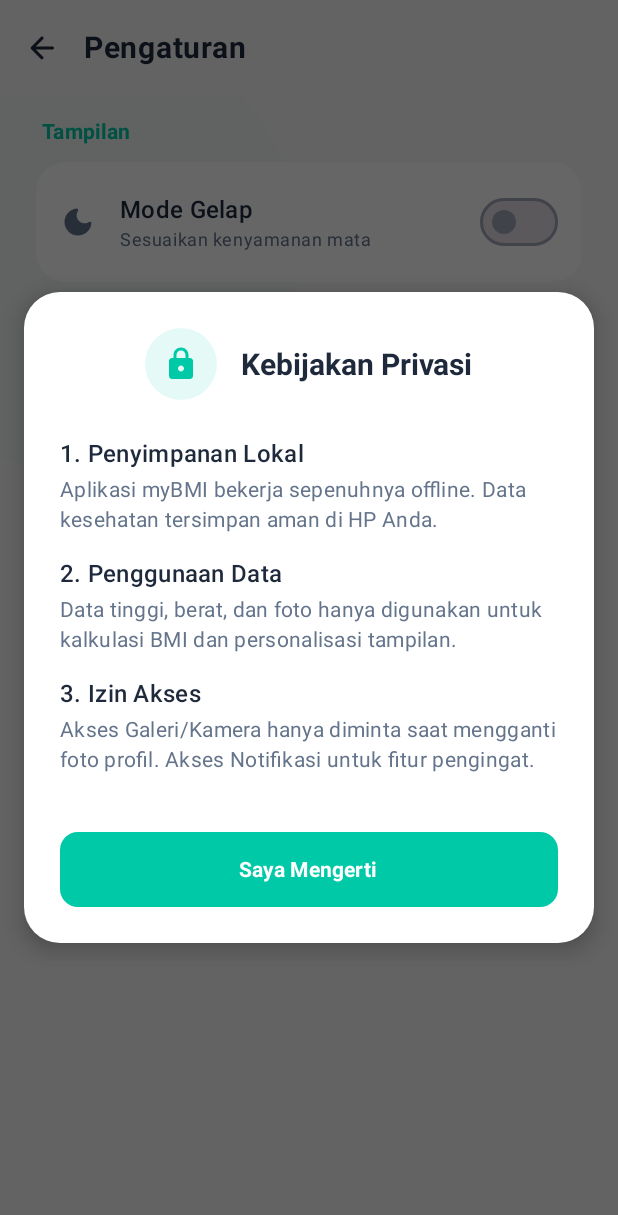
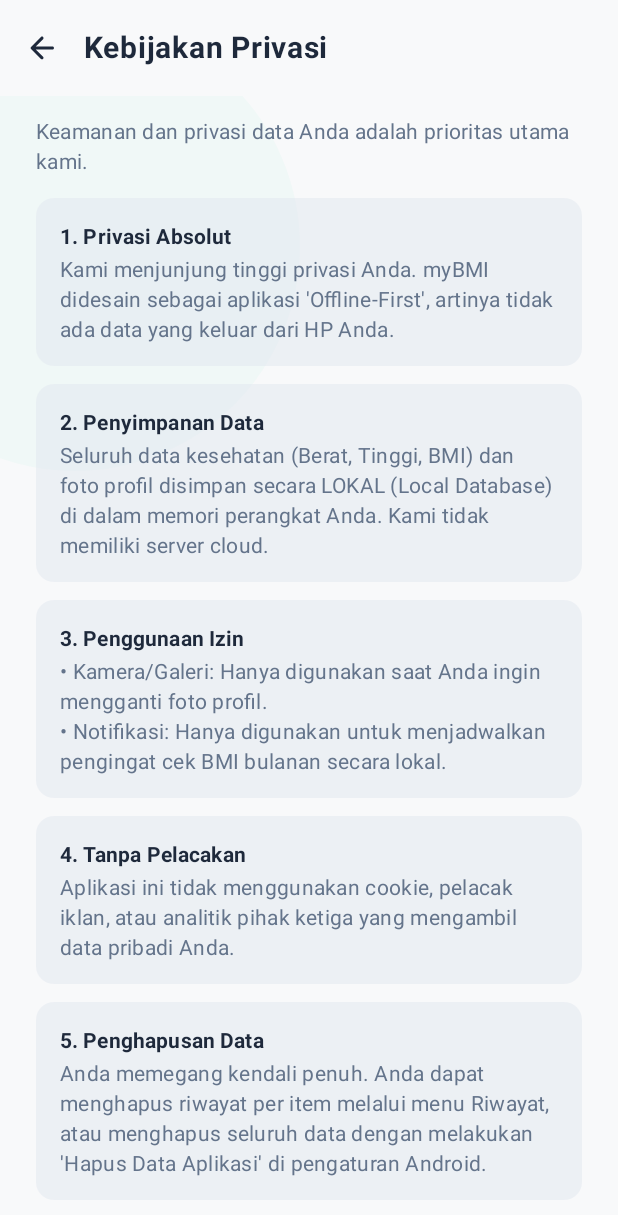
Before and after one commit to adlmii/myBMI, an Android app built with Jetpack Compose: the SettingsScreen screen opened through its navigation route, after a tap on "Kebijakan Privasi", on a phone screen of 412 x 824 dp. Shown: the top 1215 px of the screen. Run offline under Robolectric (Android 15) with nearby library versions, the phone set to English and light mode, and no system bars; our stand-ins replace Room's generated code.

Commit message:
Update: Kebijakan Privasi

```diff
--- a/app/src/main/java/af/mobile/mybmi/MainActivity.kt
+++ b/app/src/main/java/af/mobile/mybmi/MainActivity.kt
@@ -45,6 +45,7 @@ import af.mobile.mybmi.database.MyBMIDatabase
 import af.mobile.mybmi.database.UserRepository
 import af.mobile.mybmi.database.BadgeDao // Import BadgeDao
 import af.mobile.mybmi.database.BMIDao   // Import BMIDao
+import af.mobile.mybmi.screens.settings.PrivacyPolicyScreen
 import af.mobile.mybmi.theme.*
 import af.mobile.mybmi.viewmodel.*
 
@@ -235,8 +236,16 @@ fun MyBMIApp(
             composable(Screen.Settings.route) {
                 SettingsScreen(
                     onNavigateBack = { navController.popBackStack() },
+                    onNavigateToPrivacy = { navController.navigate(Screen.PrivacyPolicy.route) }, // <-- Tambah ini
                     themeViewModel = themeViewModel,
-                    reminderViewModel = reminderViewModel // Shared Instance
+                    reminderViewModel = reminderViewModel
+                )
+            }
+
+            // SCREEN: PRIVACY POLICY
+            composable(Screen.PrivacyPolicy.route) {
+                PrivacyPolicyScreen(
+                    onNavigateBack = { navController.popBackStack() }
                 )
             }
         }
@@ -319,4 +328,5 @@ sealed class Screen(val route: String) {
     object Profile : Screen("profile")
     object EditProfile : Screen("edit_profile")
     object Settings : Screen("settings")
+    object PrivacyPolicy : Screen("privacy_policy")
 }
--- /dev/null
+++ b/app/src/main/java/af/mobile/mybmi/screens/settings/PrivacyPolicyScreen.kt
@@ -0,0 +1,95 @@
+package af.mobile.mybmi.screens.settings
+
+import af.mobile.mybmi.components.StandardScreenLayout
+import androidx.compose.foundation.layout.*
+import androidx.compose.foundation.rememberScrollState
+import androidx.compose.foundation.shape.RoundedCornerShape
+import androidx.compose.foundation.verticalScroll
+import androidx.compose.material3.*
+import androidx.compose.runtime.Composable
+import androidx.compose.ui.Modifier
+import androidx.compose.ui.text.font.FontWeight
+import androidx.compose.ui.unit.dp
+import androidx.compose.ui.unit.sp
+
+@Composable
+fun PrivacyPolicyScreen(
+    onNavigateBack: () -> Unit
+) {
+    StandardScreenLayout(
+        title = "Kebijakan Privasi",
+        onBack = onNavigateBack
+    ) {
+        Column(
+            modifier = Modifier
+                .fillMaxSize()
+                .verticalScroll(rememberScrollState())
+        ) {
+            // Intro kecil (Opsional)
+            Text(
+                text = "Keamanan dan privasi data Anda adalah prioritas utama kami.",
+                style = MaterialTheme.typography.bodyMedium,
+                color = MaterialTheme.colorScheme.onSurfaceVariant,
+                modifier = Modifier.padding(bottom = 16.dp)
+            )
+
+            PrivacySectionItem(
+                title = "1. Privasi Absolut",
+                content = "Kami menjunjung tinggi privasi Anda. myBMI didesain sebagai aplikasi 'Offline-First', artinya tidak ada data yang keluar dari HP Anda."
+            )
+
+            PrivacySectionItem(
+                title = "2. Penyimpanan Data",
+                content = "Seluruh data kesehatan (Berat, Tinggi, BMI) dan foto profil disimpan secara LOKAL (Local Database) di dalam memori perangkat Anda. Kami tidak memiliki server cloud."
+            )
+
+            PrivacySectionItem(
+                title = "3. Penggunaan Izin",
+                content = "• Kamera/Galeri: Hanya digunakan saat Anda ingin mengganti foto profil.\n• Notifikasi: Hanya digunakan untuk menjadwalkan pengingat cek BMI bulanan secara lokal."
+            )
+
+            PrivacySectionItem(
+                title = "4. Tanpa Pelacakan",
+                content = "Aplikasi ini tidak menggunakan cookie, pelacak iklan, atau analitik pihak ketiga yang mengambil data pribadi Anda."
+            )
+
+            PrivacySectionItem(
+                title = "5. Penghapusan Data",
+                content = "Anda memegang kendali penuh. Anda dapat menghapus riwayat per item melalui menu Riwayat, atau menghapus seluruh data dengan melakukan 'Hapus Data Aplikasi' di pengaturan Android."
+            )
+
+            Spacer(modifier = Modifier.height(40.dp))
+        }
+    }
+}
+
+@Composable
+fun PrivacySectionItem(title: String, content: String) {
+    Card(
+        colors = CardDefaults.cardColors(
+            // Warna disesuaikan agar kontras di Light/Dark Mode
+            containerColor = MaterialTheme.colorScheme.surfaceVariant.copy(alpha = 0.5f)
+        ),
+        shape = RoundedCornerShape(12.dp),
+        modifier = Modifier
+            .fillMaxWidth()
+            .padding(bottom = 12.dp),
+        elevation = CardDefaults.cardElevation(0.dp)
+    ) {
+        Column(modifier = Modifier.padding(16.dp)) {
+            Text(
+                text = title,
+                style = MaterialTheme.typography.titleSmall,
+                fontWeight = FontWeight.Bold,
+                color = MaterialTheme.colorScheme.onSurface
+            )
+            Spacer(modifier = Modifier.height(4.dp))
+            Text(
+                text = content,
+                style = MaterialTheme.typography.bodyMedium,
+                color = MaterialTheme.colorScheme.onSurfaceVariant,
+                lineHeight = 20.sp
+            )
+        }
+    }
+}
--- a/app/src/main/java/af/mobile/mybmi/screens/settings/SettingsScreen.kt
+++ b/app/src/main/java/af/mobile/mybmi/screens/settings/SettingsScreen.kt
@@ -27,13 +27,13 @@ import androidx.compose.ui.draw.clip
 import androidx.compose.ui.graphics.Color
 import androidx.compose.ui.text.font.FontWeight
 import androidx.compose.ui.unit.dp
-import androidx.compose.ui.unit.sp
 import androidx.lifecycle.viewmodel.compose.viewModel
 
 @OptIn(ExperimentalLayoutApi::class)
 @Composable
 fun SettingsScreen(
     onNavigateBack: () -> Unit,
+    onNavigateToPrivacy: () -> Unit,
     themeViewModel: ThemeViewModel = viewModel(),
     reminderViewModel: ReminderViewModel = viewModel()
 ) {
@@ -43,17 +43,13 @@ fun SettingsScreen(
     val reminderDay by reminderViewModel.reminderDay.collectAsState()
 
     // State untuk Dialog
-    var showPrivacyDialog by remember { mutableStateOf(false) }
     var showDayPickerDialog by remember { mutableStateOf(false) }
 
     // Launcher Izin Notifikasi (Android 13+)
     val notificationPermissionLauncher = rememberLauncherForActivityResult(
         contract = ActivityResultContracts.RequestPermission(),
         onResult = { isGranted ->
-            // Jika diizinkan, aktifkan reminder. Jika ditolak, switch tetap mati
-            if (isGranted) {
-                reminderViewModel.toggleReminder(true)
-            }
+            if (isGranted) reminderViewModel.toggleReminder(true)
         }
     )
 
@@ -95,7 +91,7 @@ fun SettingsScreen(
 
             Spacer(modifier = Modifier.height(24.dp))
 
-            // 2. SEKSI PENGINGAT (FITUR BARU)
+            // 2. SEKSI PENGINGAT
             SettingsSectionTitle("Pengingat Rutin")
 
             Card(
@@ -117,7 +113,6 @@ fun SettingsScreen(
                         checked = isReminderEnabled,
                         onCheckedChange = { isChecked ->
                             if (isChecked) {
-                                // Cek Izin Notifikasi dulu (Android 13+)
                                 if (Build.VERSION.SDK_INT >= Build.VERSION_CODES.TIRAMISU) {
                                     notificationPermissionLauncher.launch(Manifest.permission.POST_NOTIFICATIONS)
                                 } else {
@@ -150,7 +145,6 @@ fun SettingsScreen(
                         colors = ListItemDefaults.colors(containerColor = Color.Transparent)
                     )
 
-                    // --- TOMBOL TES NOTIFIKASI ---
                     HorizontalDivider(color = MaterialTheme.colorScheme.surfaceVariant.copy(alpha = 0.5f))
 
                     Box(modifier = Modifier.padding(16.dp)) {
@@ -158,7 +152,7 @@ fun SettingsScreen(
                             onClick = { reminderViewModel.testNotificationInstant() },
                             modifier = Modifier.fillMaxWidth(),
                             colors = ButtonDefaults.buttonColors(
-                                containerColor = MaterialTheme.colorScheme.surfaceVariant, // Warna netral
+                                containerColor = MaterialTheme.colorScheme.surfaceVariant,
                                 contentColor = MaterialTheme.colorScheme.onSurface
                             ),
                             shape = RoundedCornerShape(12.dp)
@@ -189,10 +183,12 @@ fun SettingsScreen(
 
                 HorizontalDivider(color = MaterialTheme.colorScheme.surfaceVariant.copy(alpha = 0.5f))
 
+                // ITEM KEBIJAKAN PRIVASI (UPDATE: Navigasi ke Halaman Baru)
                 ListItem(
-                    modifier = Modifier.clickable { showPrivacyDialog = true },
+                    modifier = Modifier.clickable { onNavigateToPrivacy() }, // <-- Panggil fungsi navigasi
                     headlineContent = { Text("Kebijakan Privasi") },
                     leadingContent = { Icon(Icons.Rounded.Lock, null, tint = MaterialTheme.colorScheme.onSurfaceVariant) },
+                    trailingContent = { Icon(Icons.Rounded.ChevronRight, null, tint = MaterialTheme.colorScheme.onSurfaceVariant) }, // Tambah panah kanan
                     colors = ListItemDefaults.colors(containerColor = Color.Transparent)
                 )
             }
@@ -203,7 +199,7 @@ fun SettingsScreen(
 
     // --- DIALOGS ---
 
-    // 1. Dialog Pilih Tanggal (Grid 1-28)
+    // Dialog Pilih Tanggal
     if (showDayPickerDialog) {
         ModernDialogContainer(onDismiss = { showDayPickerDialog = false }) {
             Text(
@@ -262,11 +258,6 @@ fun SettingsScreen(
             }
         }
     }
-
-    // 2. Dialog Kebijakan Privasi
-    if (showPrivacyDialog) {
-        PrivacyPolicyDialog(onDismiss = { showPrivacyDialog = false })
-    }
 }
 
 // Helper untuk Judul Seksi
@@ -280,54 +271,3 @@ fun SettingsSectionTitle(title: String) {
         modifier = Modifier.padding(bottom = 12.dp, start = 4.dp)
     )
 }
-
-// Dialog Kebijakan Privasi
-@Composable
-fun PrivacyPolicyDialog(onDismiss: () -> Unit) {
-    ModernDialogContainer(onDismiss = onDismiss) {
-        Row(verticalAlignment = Alignment.CenterVertically) {
-            Box(
-                modifier = Modifier
-                    .size(48.dp)
-                    .background(BrandPrimary.copy(alpha = 0.1f), CircleShape),
-                contentAlignment = Alignment.Center
-            ) {
-                Icon(Icons.Rounded.Lock, null, tint = BrandPrimary, modifier = Modifier.size(24.dp))
-            }
-            Spacer(modifier = Modifier.width(16.dp))
-            Text("Kebijakan Privasi", style = MaterialTheme.typography.titleLarge, fontWeight = FontWeight.Bold)
-        }
-
-        Spacer(modifier = Modifier.height(24.dp))
-
-        Column(
-            modifier = Modifier
-                .weight(1f, fill = false)
-                .verticalScroll(rememberScrollState())
-        ) {
-            PrivacySection("1. Penyimpanan Lokal", "Aplikasi myBMI bekerja sepenuhnya offline. Data kesehatan tersimpan aman di HP Anda.")
-            PrivacySection("2. Penggunaan Data", "Data tinggi, berat, dan foto hanya digunakan untuk kalkulasi BMI dan personalisasi tampilan.")
-            PrivacySection("3. Izin Akses", "Akses Galeri/Kamera hanya diminta saat mengganti foto profil. Akses Notifikasi untuk fitur pengingat.")
-        }
-
-        Spacer(modifier = Modifier.height(24.dp))
-
-        Button(
-            onClick = onDismiss,
-            modifier = Modifier.fillMaxWidth().height(50.dp),
-            shape = RoundedCornerShape(12.dp),
-            colors = ButtonDefaults.buttonColors(containerColor = BrandPrimary)
-        ) {
-            Text("Saya Mengerti")
-        }
-    }
-}
-
-@Composable
-fun PrivacySection(title: String, content: String) {
-    Column(modifier = Modifier.padding(bottom = 16.dp)) {
-        Text(title, style = MaterialTheme.typography.titleMedium, fontWeight = FontWeight.SemiBold)
-        Spacer(modifier = Modifier.height(4.dp))
-        Text(content, style = MaterialTheme.typography.bodyMedium, color = MaterialTheme.colorScheme.onSurfaceVariant, lineHeight = 20.sp)
-    }
-}
```
